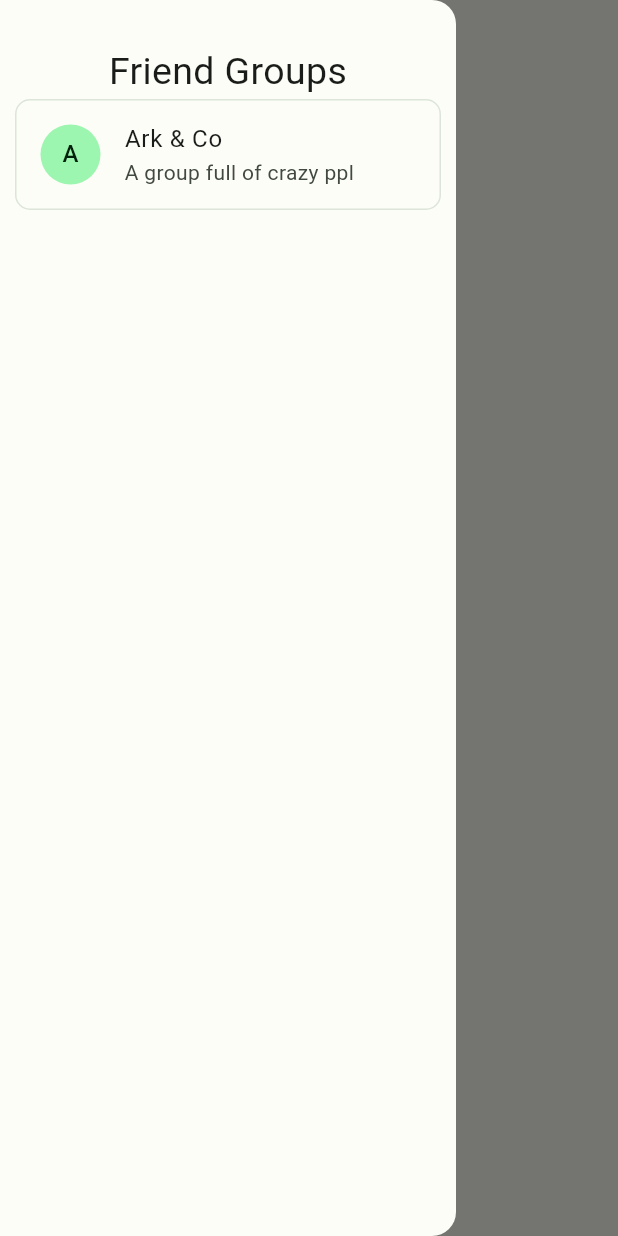
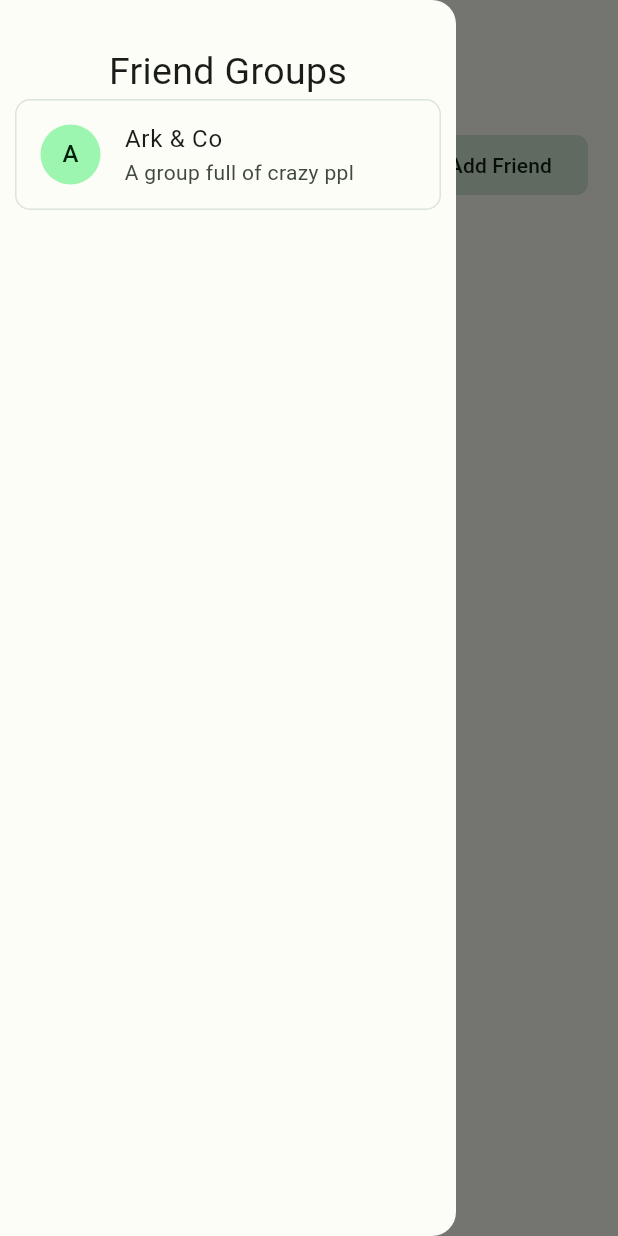
Before and after one commit to CherylZ4/LifeLens, a Flutter app: the screen it shows after launch, with the side drawer open, on a phone screen of 412 x 824 dp. Run offline on Flutter 3.47's test engine with Material 3 defaults, Android fonts, the light colour scheme and no system bars.

Commit message:
Commit homescreen and friendgroup changes

```diff
--- a/frontend/lib/main.dart
+++ b/frontend/lib/main.dart
@@ -16,7 +16,9 @@
       title: 'LifeLens',
       theme: ThemeData(useMaterial3: true, colorScheme: lightColorScheme),
       darkTheme: ThemeData(useMaterial3: true, colorScheme: darkColorScheme),
-      home: const HomeScreen(),
+      home: const HomeScreen(
+        groupname: "Home",
+      ),
     );
   }
 }
--- a/frontend/lib/states/homescreen.dart
+++ b/frontend/lib/states/homescreen.dart
@@ -2,7 +2,8 @@ import 'package:flutter/material.dart';
 import 'package:lifelens/widget/friendgroup.dart';
 
 class HomeScreen extends StatefulWidget {
-  const HomeScreen({super.key});
+  final String groupname;
+  const HomeScreen({super.key, required this.groupname});
 
   @override
   State<HomeScreen> createState() => _HomeScreenState();
@@ -12,9 +13,38 @@ class _HomeScreenState extends State<HomeScreen> {
   @override
   Widget build(BuildContext context) {
     return Scaffold(
+      body: SafeArea(
+        child: Padding(
+          padding: EdgeInsets.fromLTRB(20, 30, 20, 30),
+          child: Column(children: <Widget>[
+            Row(
+              mainAxisAlignment: MainAxisAlignment.center,
+              children: <Widget>[
+                const Text(
+                  "People",
+                  style: TextStyle(fontSize: 25),
+                ),
+                const Spacer(),
+                FilledButton.tonal(
+                    style: ButtonStyle(
+                      shape: MaterialStateProperty.all<OutlinedBorder>(
+                        RoundedRectangleBorder(
+                          borderRadius: BorderRadius.circular(8.0),
+                        ),
+                      ),
+                    ),
+                    onPressed: () {
+                      print("CLICKED");
+                    },
+                    child: const Text('+ Add Friend')),
+              ],
+            ),
+          ]),
+        ),
+      ),
       appBar: AppBar(
         centerTitle: true,
-        title: const Text('LifeLens'),
+        title: Text(widget.groupname),
       ),
       drawer: Drawer(
         child: SafeArea(
--- a/frontend/lib/widget/friendgroup.dart
+++ b/frontend/lib/widget/friendgroup.dart
@@ -1,4 +1,5 @@
 import 'package:flutter/material.dart';
+import 'package:lifelens/states/homescreen.dart';
 
 class FriendGroup extends StatefulWidget {
   final String groupname;
@@ -16,7 +17,10 @@ class _FriendGroupState extends State<FriendGroup> {
   Widget build(BuildContext context) {
     return ListTile(
       onTap: () {
-        print("CLICKED");
+        Navigator.pushReplacement(
+            context,
+            MaterialPageRoute(
+                builder: (context) => HomeScreen(groupname: widget.groupname)));
       },
       shape: RoundedRectangleBorder(
         side: BorderSide(
```
